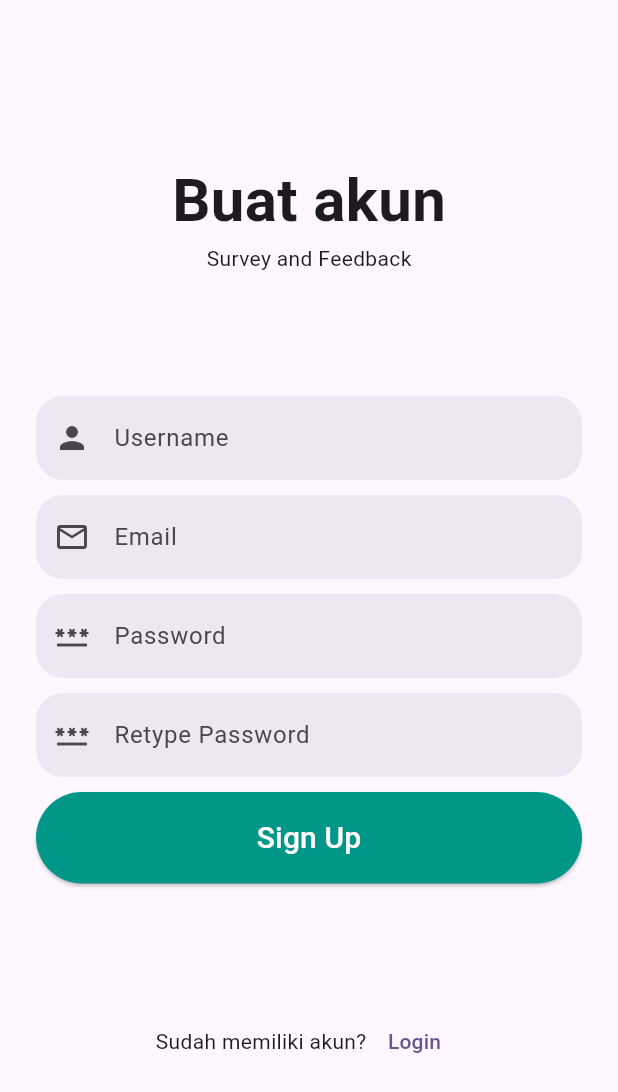
After one commit to Satorooo/survei_feedback, a Flutter app: the screen it shows after launch, after a tap on "Sign Up", on a phone screen of 412 x 824 dp. The commit adds this screen. Shown: the top 1092 px of the screen. Run offline on Flutter 3.47's test engine with Material 3 defaults, Android fonts, the phone set to English and light mode, and no system bars.

Commit message:
login and signup

```diff
--- /dev/null
+++ b/lib/loginpage.dart
@@ -0,0 +1,102 @@
+import 'package:flutter/material.dart';
+import 'package:survei_feedback/angket.dart';
+import 'package:survei_feedback/signuppage.dart';
+
+class loginpage extends StatelessWidget {
+  @override
+  Widget build(BuildContext context) {
+    return SafeArea(
+      child: Scaffold(
+        body: Container(
+          margin: EdgeInsets.all(24),
+          child: Column(
+            mainAxisAlignment: MainAxisAlignment.spaceEvenly,
+            children: [
+              _header(context),
+              _inputField(context),
+              _forgotPassword(context),
+              _signup(context),
+            ],
+          ),
+        ),
+      ),
+    );
+  }
+
+  _header(context) {
+    return Column(
+      children: [
+        Text(
+          "Selamat datang",
+          style: TextStyle(fontSize: 40, fontWeight: FontWeight.bold),
+        ),
+        Text("Aplikasi survei dan feedback"),
+      ],
+    );
+  }
+
+  _inputField(context) {
+    return Column(
+      crossAxisAlignment: CrossAxisAlignment.stretch,
+      children: [
+        TextField(
+          decoration: InputDecoration(
+              hintText: "Username",
+              border: OutlineInputBorder(
+                  borderRadius: BorderRadius.circular(18),
+                  borderSide: BorderSide.none),
+              fillColor: Theme.of(context).primaryColor.withOpacity(0.1),
+              filled: true,
+              prefixIcon: Icon(Icons.person)),
+        ),
+        SizedBox(height: 10),
+        TextField(
+          decoration: InputDecoration(
+            hintText: "Password",
+            border: OutlineInputBorder(
+                borderRadius: BorderRadius.circular(18),
+                borderSide: BorderSide.none),
+            fillColor: Theme.of(context).primaryColor.withOpacity(0.1),
+            filled: true,
+            prefixIcon: Icon(Icons.person),
+          ),
+          obscureText: true,
+        ),
+        SizedBox(height: 10),
+        ElevatedButton(
+          onPressed: () {
+            Navigator.of(context)
+                .push(MaterialPageRoute(builder: (_) => angket()));
+          },
+          child: Text(
+            "Login",
+            style: TextStyle(fontSize: 20),
+          ),
+          style: ElevatedButton.styleFrom(
+            shape: StadiumBorder(),
+            padding: EdgeInsets.symmetric(vertical: 16),
+          ),
+        )
+      ],
+    );
+  }
+
+  _forgotPassword(context) {
+    return TextButton(onPressed: () {}, child: Text("Lupa password?"));
+  }
+
+  _signup(context) {
+    return Row(
+      mainAxisAlignment: MainAxisAlignment.center,
+      children: [
+        Text("Belum memiliki akun? "),
+        TextButton(
+            onPressed: () {
+              Navigator.of(context)
+                  .push(MaterialPageRoute(builder: (_) => signuppage()));
+            },
+            child: Text("Sign Up"))
+      ],
+    );
+  }
+}
--- a/lib/main.dart
+++ b/lib/main.dart
@@ -1,5 +1,6 @@
 import 'package:flutter/material.dart';
 import 'package:survei_feedback/angket.dart';
+import 'package:survei_feedback/loginpage.dart';
 
 void main() {
   runApp(const MyApp());
@@ -22,7 +23,7 @@ class MyApp extends StatelessWidget {
               foregroundColor: MaterialStatePropertyAll(Colors.white)),
         ),
       ),
-      home: angket(),
+      home: loginpage(),
     );
   }
 }
--- /dev/null
+++ b/lib/signuppage.dart
@@ -0,0 +1,127 @@
+import 'package:flutter/material.dart';
+import 'package:survei_feedback/loginpage.dart';
+
+class signuppage extends StatelessWidget {
+  @override
+  Widget build(BuildContext context) {
+    return SafeArea(
+        child: Scaffold(
+      body: Container(
+        margin: EdgeInsets.all(24),
+        child:
+            Column(mainAxisAlignment: MainAxisAlignment.spaceEvenly, children: [
+          _header(context),
+          _inputFields(context),
+          _loginInfo(context),
+        ]),
+      ),
+    ));
+  }
+
+  _header(context) {
+    return Column(
+      children: [
+        Text(
+          "Buat akun",
+          style: TextStyle(fontSize: 40, fontWeight: FontWeight.bold),
+        ),
+        Text("Survey and Feedback"),
+      ],
+    );
+  }
+
+  _inputFields(context) {
+    return Column(
+      crossAxisAlignment: CrossAxisAlignment.stretch,
+      children: [
+        TextField(
+          decoration: InputDecoration(
+            hintText: "Username",
+            fillColor: Theme.of(context).primaryColor.withOpacity(0.1),
+            filled: true,
+            prefixIcon: Icon(Icons.person),
+            border: OutlineInputBorder(
+                borderRadius: BorderRadius.circular(18),
+                borderSide: BorderSide.none),
+          ),
+        ),
+        SizedBox(
+          height: 10,
+        ),
+        TextField(
+          decoration: InputDecoration(
+            hintText: "Email",
+            fillColor: Theme.of(context).primaryColor.withOpacity(0.1),
+            filled: true,
+            prefixIcon: Icon(Icons.email_outlined),
+            border: OutlineInputBorder(
+                borderRadius: BorderRadius.circular(18),
+                borderSide: BorderSide.none),
+          ),
+        ),
+        SizedBox(
+          height: 10,
+        ),
+        TextField(
+          decoration: InputDecoration(
+            hintText: "Password",
+            fillColor: Theme.of(context).primaryColor.withOpacity(0.1),
+            filled: true,
+            prefixIcon: Icon(Icons.password_outlined),
+            border: OutlineInputBorder(
+                borderRadius: BorderRadius.circular(18),
+                borderSide: BorderSide.none),
+          ),
+          obscureText: true,
+        ),
+        SizedBox(
+          height: 10,
+        ),
+        TextField(
+          decoration: InputDecoration(
+            hintText: "Retype Password",
+            fillColor: Theme.of(context).primaryColor.withOpacity(0.1),
+            filled: true,
+            prefixIcon: Icon(Icons.password_outlined),
+            border: OutlineInputBorder(
+                borderRadius: BorderRadius.circular(18),
+                borderSide: BorderSide.none),
+          ),
+          obscureText: true,
+        ),
+        SizedBox(
+          height: 10,
+        ),
+        ElevatedButton(
+          onPressed: () {
+            Navigator.of(context)
+                .push(MaterialPageRoute(builder: (_) => loginpage()));
+          },
+          child: Text(
+            "Sign Up",
+            style: TextStyle(fontSize: 20),
+          ),
+          style: ElevatedButton.styleFrom(
+            shape: StadiumBorder(),
+            padding: EdgeInsets.symmetric(vertical: 16),
+          ),
+        )
+      ],
+    );
+  }
+
+  _loginInfo(context) {
+    return Row(
+      mainAxisAlignment: MainAxisAlignment.center,
+      children: [
+        Text("Sudah memiliki akun?"),
+        TextButton(
+            onPressed: () {
+              Navigator.of(context)
+                  .push(MaterialPageRoute(builder: (_) => loginpage()));
+            },
+            child: Text("Login"))
+      ],
+    );
+  }
+}
```
